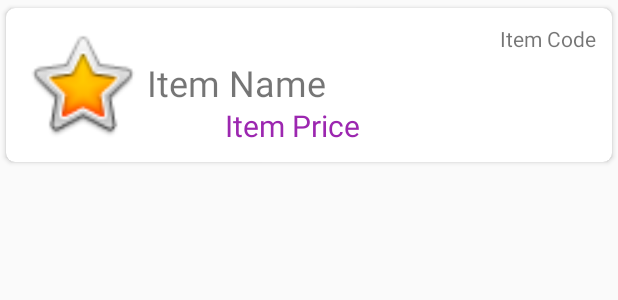
After one commit to aherijanto/SimpleInvent, an Android app: the layout activity_main_card.xml on its own in the app's theme, with its tools: preview values and no code run, on a phone screen of 412 x 824 dp. The commit adds this screen. Shown: the top 300 px of the screen. Run offline under Robolectric (Android 15) with nearby library versions, the phone set to English and light mode, and no system bars.

Commit message:
add model

```diff
--- a/app/build.gradle
+++ b/app/build.gradle
@@ -27,6 +27,7 @@ dependencies {
     implementation 'androidx.appcompat:appcompat:1.1.0'
     implementation 'androidx.constraintlayout:constraintlayout:1.1.3'
     implementation 'androidx.recyclerview:recyclerview:1.1.0'
+    implementation 'androidx.cardview:cardview:1.0.0'
     testImplementation 'junit:junit:4.12'
     androidTestImplementation 'androidx.test.ext:junit:1.1.1'
     androidTestImplementation 'androidx.test.espresso:espresso-core:3.2.0'
--- a/app/src/main/AndroidManifest.xml
+++ b/app/src/main/AndroidManifest.xml
@@ -1,6 +1,8 @@
 <?xml version="1.0" encoding="utf-8"?>
 <manifest xmlns:android="http://schemas.android.com/apk/res/android"
     package="com.example.simpleinvent">
+
+    <uses-permission android:name="android.permission.INTERNET" />
 
     <application
         android:allowBackup="true"
--- a/app/src/main/java/com/example/simpleinvent/model/InventModelRv.java
+++ b/app/src/main/java/com/example/simpleinvent/model/InventModelRv.java
@@ -10,10 +10,9 @@ public class InventModelRv {
     public InventModelRv() {
     }
 
-    public InventModelRv(String itemCode,String itemName, int itemPrice, int itemQty){
+    public InventModelRv(String itemCode,String itemName, int itemPrice){
         this.item_code = itemCode;
         this.item_name = itemName;
-        this.item_qty = itemQty;
         this.item_price = itemPrice;
     }
 
@@ -46,7 +45,7 @@ public class InventModelRv {
         return item_price;
     }
 
-    public void setItem_price(int item_price) {
+    public void setItem_price(String item_price) {
         this.item_price = item_price;
     }
 }
--- /dev/null
+++ b/app/src/main/res/layout/activity_main_card.xml
@@ -0,0 +1,81 @@
+<?xml version="1.0" encoding="utf-8"?>
+
+
+<androidx.cardview.widget.CardView xmlns:tools="http://schemas.android.com/tools"
+    android:layout_width="match_parent"
+    android:layout_height="wrap_content"
+
+    app:cardCornerRadius="6dp"
+
+    app:cardUseCompatPadding="true"
+    xmlns:app="http://schemas.android.com/apk/res-auto"
+    xmlns:android="http://schemas.android.com/apk/res/android">
+
+    <LinearLayout
+        android:layout_width="match_parent"
+        android:layout_height="wrap_content"
+        android:layout_margin="5dp"
+
+        android:gravity="right"
+        android:orientation="vertical"
+        android:padding="5dp">
+
+        <RelativeLayout
+            android:layout_width="match_parent"
+            android:layout_height="wrap_content">
+
+            <ImageView
+                android:id="@+id/itemView"
+                android:layout_width="80dp"
+                android:layout_height="80dp"
+                tools:srcCompat="@android:drawable/btn_star_big_on" />
+
+            <TextView
+                android:id="@+id/txtItemCode"
+                android:layout_width="match_parent"
+                android:layout_height="wrap_content"
+                android:layout_toRightOf="@id/itemView"
+
+                android:width="100dp"
+
+                android:gravity="right"
+                android:text="Item Code" />
+
+            <!-- TextView Nama Menu -->
+
+            <TextView
+                android:id="@+id/txtItemName"
+                android:layout_width="265dp"
+                android:layout_height="wrap_content"
+                android:layout_below="@id/txtItemCode"
+                android:layout_marginLeft="3dp"
+                android:layout_marginTop="3dp"
+                android:layout_toRightOf="@id/itemView"
+                android:gravity="left"
+                android:text="Item Name"
+
+                android:textSize="24sp" />
+
+            <TextView
+                android:id="@+id/txtItemPrice"
+                android:layout_width="197dp"
+                android:layout_height="wrap_content"
+                android:layout_below="@id/txtItemName"
+                android:layout_marginLeft="1dp"
+                android:layout_marginTop="-1dp"
+                android:layout_toRightOf="@id/itemView"
+                android:gravity="center_horizontal"
+                android:text="Item Price"
+                android:textAlignment="center"
+                android:textColor="#9C27B0"
+                android:textSize="20sp"
+                android:textStyle="normal" />
+
+            <!-- TextView Desc Menu -->
+
+        </RelativeLayout>
+    </LinearLayout>
+
+
+
+</androidx.cardview.widget.CardView>
```
Also changed, not shown: app/src/main/java/com/example/simpleinvent/JSON/ItemListJSON.java (added, +52 -0 lines), app/src/main/java/com/example/simpleinvent/MainActivity.java (+58 -1 lines), app/src/main/java/com/example/simpleinvent/adapters/ItemSearchAdapter.java (added, +63 -0 lines), app/src/main/java/com/example/simpleinvent/network/ConnectParseURI.java (added, +50 -0 lines), app/src/main/res/drawable/goods.png (added).
